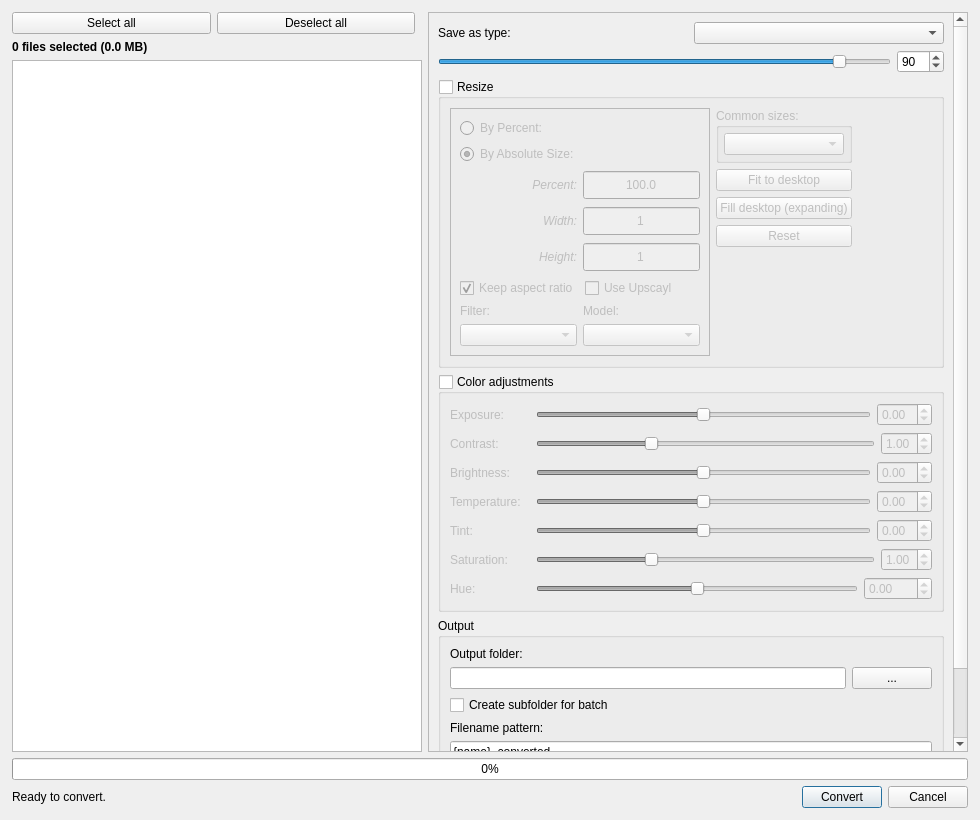
Qt form qimgv/gui/dialogs/batchconverterdialog.ui (hadoooooouken/qimgv-plus) before a commit.
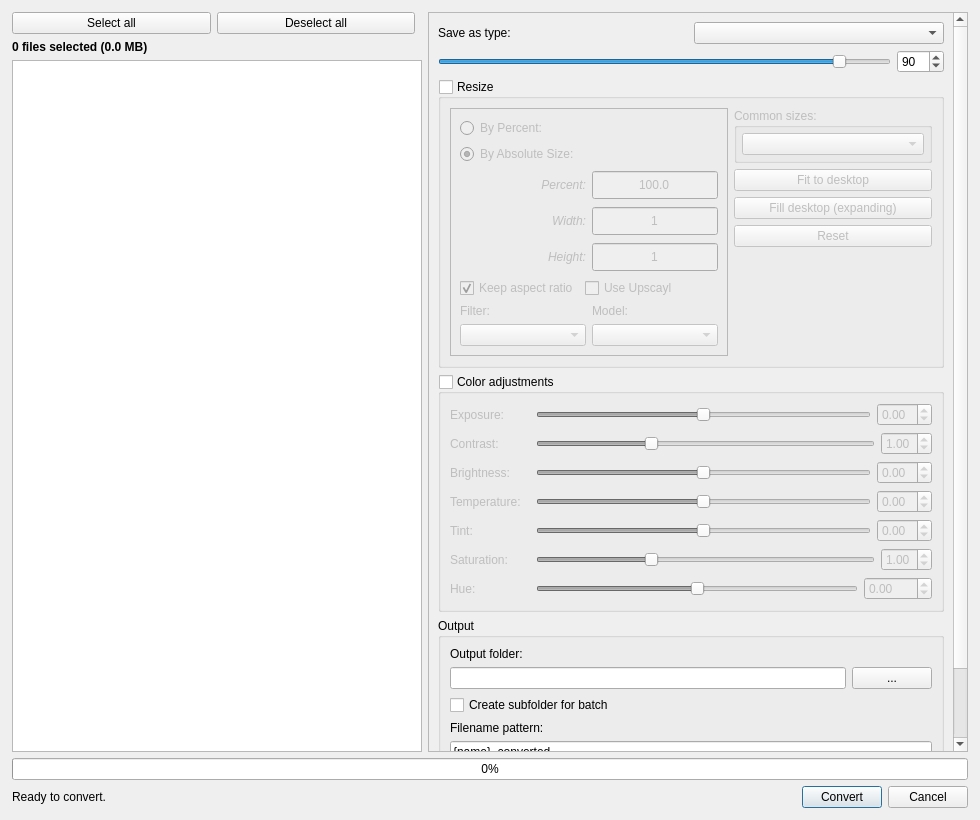
The same form after that commit.

Diff of the .ui file:
```diff
--- a/qimgv/gui/dialogs/batchconverterdialog.ui
+++ b/qimgv/gui/dialogs/batchconverterdialog.ui
@@ -161,7 +161,7 @@
                <widget class="QFrame" name="resFrame">
                  <property name="maximumSize">
                   <size>
-                   <width>260</width>
+                  <width>280</width>
                    <height>16777215</height>
                   </size>
                  </property>
@@ -497,7 +497,7 @@
                  <widget class="QGroupBox" name="groupBoxCommonSizes">
                    <property name="maximumSize">
                     <size>
-                     <width>220</width>
+                     <width>240</width>
                      <height>16777215</height>
                     </size>
                    </property>
@@ -537,7 +537,7 @@
                  <widget class="QPushButton" name="fitDesktopButton">
                    <property name="maximumSize">
                     <size>
-                     <width>220</width>
+                     <width>240</width>
                      <height>16777215</height>
                     </size>
                    </property>
@@ -556,7 +556,7 @@
                  <widget class="QPushButton" name="fillDesktopButton">
                    <property name="maximumSize">
                     <size>
-                     <width>220</width>
+                     <width>240</width>
                      <height>16777215</height>
                     </size>
                    </property>
@@ -575,7 +575,7 @@
                  <widget class="QPushButton" name="resetButton">
                    <property name="maximumSize">
                     <size>
-                     <width>220</width>
+                     <width>240</width>
                      <height>16777215</height>
                     </size>
                    </property>
@@ -605,19 +605,6 @@
                 </item>
                </layout>
               </item>
-              <item>
-                <spacer name="horizontalSpacer_ResizeListRightSpacer">
-                 <property name="orientation">
-                  <enum>Qt::Horizontal</enum>
-                 </property>
-                 <property name="sizeHint" stdset="0">
-                  <size>
-                   <width>40</width>
-                   <height>20</height>
-                  </size>
-                 </property>
-                </spacer>
-               </item>
              </layout>
             </item>
            </layout>
```
Lines whose indentation alone changed are shown as unchanged.
